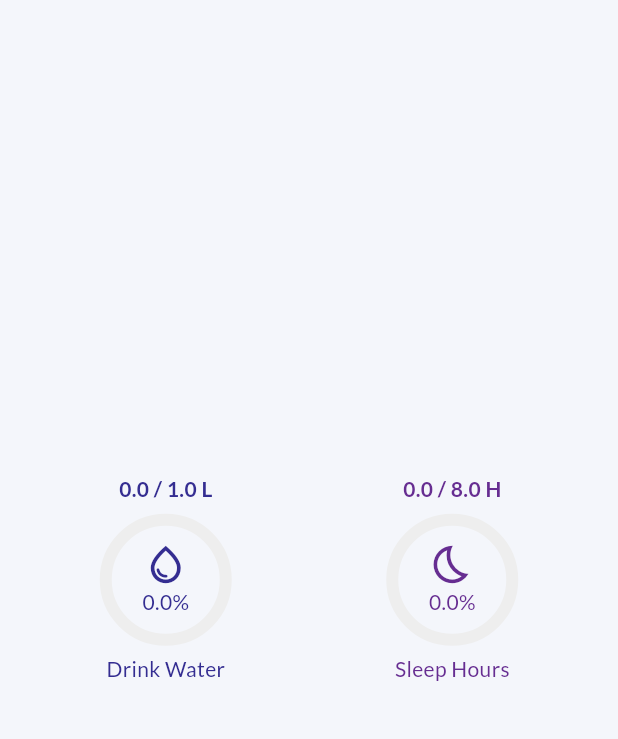
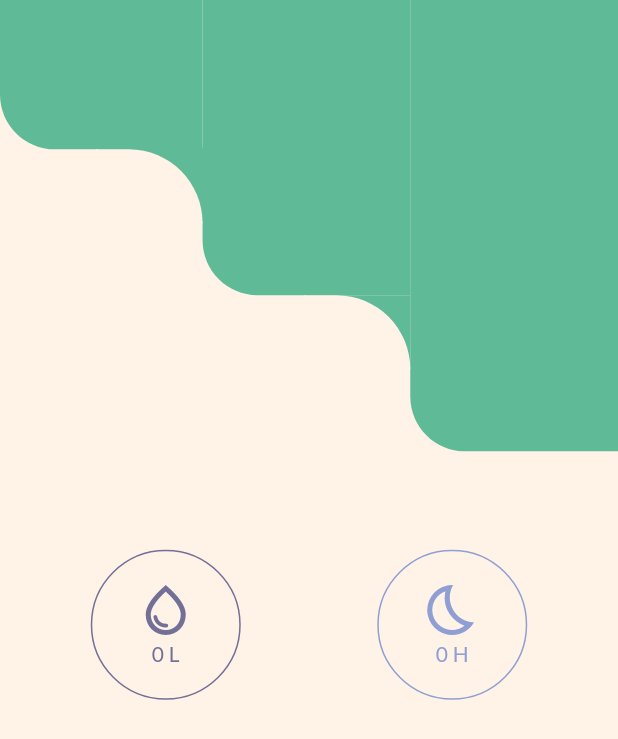
Before and after one commit to TyperOfCode/Hack24T50, a Flutter app: the screen it shows after launch, on a phone screen of 412 x 824 dp. Shown: the top 739 px of the screen. Run offline on Flutter 3.47's test engine with Material 3 defaults, Android fonts, the phone set to English and light mode, and no system bars; our stand-ins replace flutter_riverpod, flutter_svg, freezed_annotation, gap, go_router, google_fonts and 1 more.

Commit message:
Feature: Added styling changes to habit tile, added splash art onto screens

```diff
--- a/lib/data/fake_data.dart
+++ b/lib/data/fake_data.dart
@@ -7,7 +7,7 @@ class FakeData {
     id: "1234",
     iconHexId: 0xf0695, // Water drop
     unitLabel: "L",
-    hexColor: 0xFF342D91,
+    hexColor: 0xFF737098,
     isMeasurable: true,
     displayed: true,
     todayValue: 0,
@@ -26,7 +26,7 @@ class FakeData {
     id: "1235",
     iconHexId: 0xeecb, // Snooze icon
     unitLabel: "H",
-    hexColor: 0xFF662D91,
+    hexColor: 0xFF8F9FD3,
     isMeasurable: true,
     displayed: true,
     todayValue: 0,
--- a/lib/presentation/common/components/habit_tile.dart
+++ b/lib/presentation/common/components/habit_tile.dart
@@ -23,14 +23,15 @@ class HabitTileState extends ConsumerState<HabitTile> {
     var userStateNotifier = ref.watch(userStateProvider.notifier);
     Color habitColor = Color(widget.habit.hexColor);
 
+    String formattedTodayValue = widget.habit.todayValue.toString();
+
+    if (widget.habit.todayValue == widget.habit.todayValue.roundToDouble()) {
+      // today value is integer
+      formattedTodayValue = widget.habit.todayValue.round().toString();
+    }
+
     return Column(
       children: [
-        Text(
-            "${widget.habit.todayValue} / ${widget.habit.dailyGoal} ${widget.habit.unitLabel}",
-            style: AppThemeTextStyles.impactText.copyWith(
-              color: habitColor,
-            )),
-        Gap(10),
         InkWell(
           onTap: () {
             userStateNotifier.incrementHabit(widget.habit.id);
@@ -45,39 +46,45 @@ class HabitTileState extends ConsumerState<HabitTile> {
             alignment: Alignment.center,
             children: [
               SizedBox(
-                width: 80,
-                height: 80,
+                width: 100,
+                height: 100,
                 child: CircularProgressIndicator(
                   value: widget.habit.todayValue / widget.habit.dailyGoal,
-                  strokeWidth: 8.0,
+                  strokeWidth: 10.0,
                   valueColor: AlwaysStoppedAnimation<Color>(habitColor),
-                  backgroundColor: Colors.grey.shade200,
+                  backgroundColor: AppThemeColors.background800,
+                  strokeCap: StrokeCap.round,
                 ),
               ),
-              Column(
+              Container(
+                width: 100,
+                height: 100,
+                decoration: BoxDecoration(
+                    shape: BoxShape.circle,
+                    border: Border.all(
+                      color: habitColor,
+                    )),
+                child: Column(
+                  mainAxisAlignment: MainAxisAlignment.center,
                   children: [
                     Icon(
                       IconData(
                         widget.habit.iconHexId,
                         fontFamily: "MaterialIcons",
                       ),
-                    size: 30,
+                      size: 40,
                       color: habitColor,
                     ),
                     Text(
-                    "${(widget.habit.todayValue / widget.habit.dailyGoal * 100).toStringAsFixed(1)}%",
+                      "$formattedTodayValue ${widget.habit.unitLabel}",
                       style: AppThemeTextStyles.buttonText
                           .copyWith(color: habitColor),
                     )
                   ],
                 ),
+              ),
             ],
           ),
-        ),
-        const Gap(10),
-        Text(
-          widget.habit.name,
-          style: AppThemeTextStyles.buttonText.copyWith(color: habitColor),
         ),
       ],
     );
--- a/lib/presentation/common/styles/app_colors.dart
+++ b/lib/presentation/common/styles/app_colors.dart
@@ -1,14 +1,14 @@
 part of styles;
 
 class AppThemeColors {
-  static const text = Color.fromRGBO(46, 46, 46, 1);
+  static const text = Color.fromRGBO(46, 46, 46, 1); // #2E2E2E
 
-  static const background500 = Color.fromARGB(255, 244, 246, 251);
-  static const background900 = Color.fromARGB(255, 255, 255, 255);
+  static const background500 = Color.fromRGBO(255, 243, 231, 1); // #FFF4F6
+  static const background800 = Color.fromRGBO(255, 243, 231, 1); // #FFF4F6
 
-  static const primary = Color.fromRGBO(250, 200, 152, 1);
-  static const secondary = Color.fromRGBO(143, 159, 211, 1);
-  static const accent = Color.fromRGBO(94, 186, 151, 1);
+  static const primary = Color.fromRGBO(250, 200, 152, 1); // #FAC898
+  static const secondary = Color.fromRGBO(143, 159, 211, 1); // #8F9FD3
+  static const accent = Color.fromRGBO(94, 186, 151, 1); // #5EBA97
 
-  static const error = Color.fromARGB(255, 231, 91, 91);
+  static const error = Color.fromARGB(255, 231, 91, 91); // #FFE75B
 }
--- a/lib/presentation/screens/buddy_screen/buddy_screen.dart
+++ b/lib/presentation/screens/buddy_screen/buddy_screen.dart
@@ -1,5 +1,6 @@
 import 'package:flutter/material.dart';
 import 'package:flutter_riverpod/flutter_riverpod.dart';
+import 'package:flutter_svg/svg.dart';
 import 'package:step/global_logger.dart';
 import 'package:step/presentation/common/styles/styles.dart';
 import 'package:step/routes.dart';
@@ -21,7 +22,15 @@ class BuddyPage extends ConsumerWidget {
       },
       child: Scaffold(
         backgroundColor: AppThemeColors.background500,
-        body: Container(
+        body: Stack(
+          children: [
+            Positioned.fill(
+              child: SvgPicture.asset(
+                'assets/buddy_splash.svg',
+                alignment: Alignment.topCenter,
+              ),
+            ),
+            Container(
               alignment: Alignment.center,
               child: Column(
                 mainAxisAlignment: MainAxisAlignment.center,
@@ -33,6 +42,8 @@ class BuddyPage extends ConsumerWidget {
                 ],
               ),
             ),
+          ],
+        ),
       ),
     );
   }
--- a/lib/presentation/screens/home_screen/home_screen.dart
+++ b/lib/presentation/screens/home_screen/home_screen.dart
@@ -1,5 +1,7 @@
 import 'package:flutter/material.dart';
 import 'package:flutter_riverpod/flutter_riverpod.dart';
+import 'package:flutter_svg/svg.dart';
+import 'package:gap/gap.dart';
 import 'package:step/data/repositories/user_handler.dart';
 import 'package:step/domain/models.dart';
 import 'package:step/global_logger.dart';
@@ -24,14 +26,25 @@ class HomePage extends ConsumerWidget {
       },
       child: Scaffold(
         backgroundColor: AppThemeColors.background500,
-        body: Container(
+        body: Stack(
+          children: [
+            Positioned.fill(
+              child: SvgPicture.asset(
+                'assets/home_splash.svg',
+                alignment: Alignment.topCenter,
+              ),
+            ),
+            Container(
               alignment: Alignment.center,
               child: Column(
                 mainAxisAlignment: MainAxisAlignment.center,
                 children: [
+                  Gap(100),
                   createHabitGridView(currentUser.habits) // GridView
                 ],
               ),
+            )
+          ],
         ),
       ),
     );
--- a/pubspec.yaml
+++ b/pubspec.yaml
@@ -48,6 +48,7 @@ dependencies:
   google_fonts: ^6.2.0
 
   flutter_dotenv: ^5.1.0
+  flutter_svg: ^2.0.10+1
 
 dev_dependencies:
   flutter_test:
@@ -77,8 +78,9 @@ flutter:
   # the material Icons class.
   uses-material-design: true
 
-  # assets:
-  #   - .env
+  assets:
+    - assets/buddy_splash.svg
+    - assets/home_splash.svg
 
   # An image asset can refer to one or more resolution-specific "variants", see
   # https://flutter.dev/assets-and-images/#resolution-aware
```
Also changed, not shown: assets/buddy_splash.svg (added), assets/home_splash.svg (added), 1 other file. Lines whose indentation alone changed are shown as unchanged.
